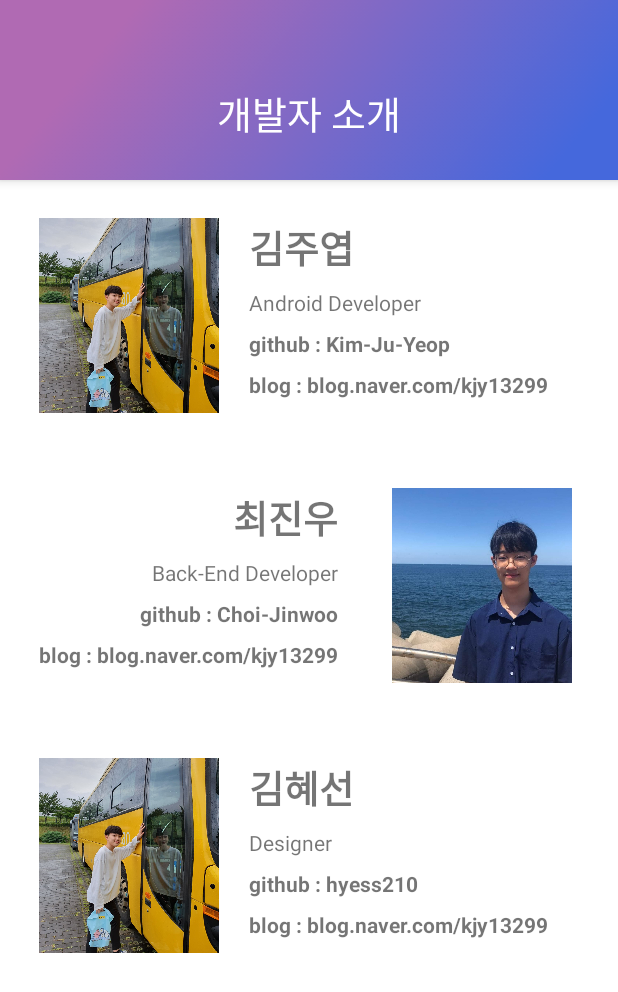
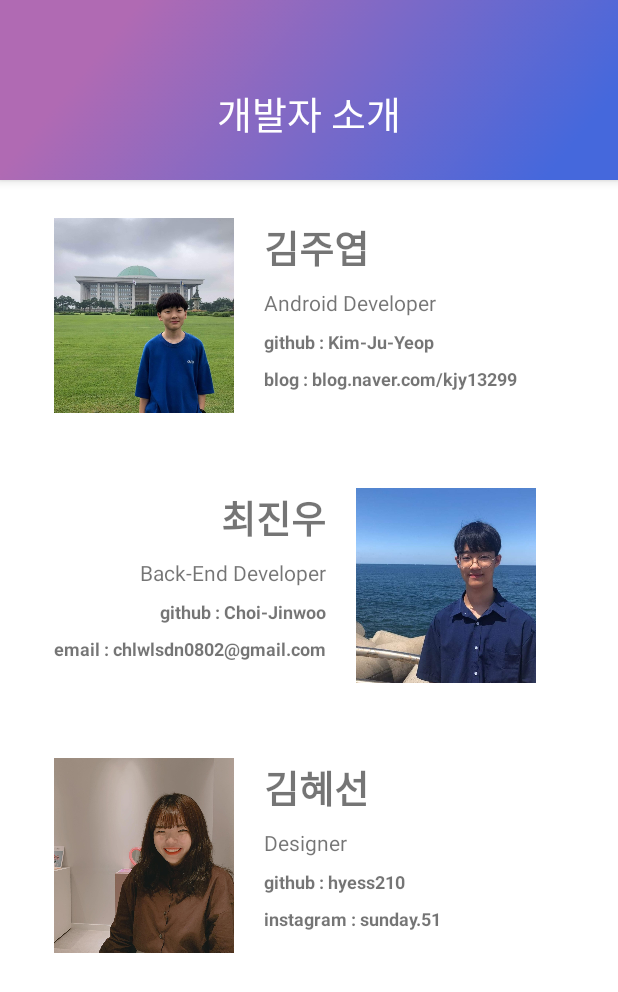
Before and after one commit to Kim-Ju-Yeop/Meals, an Android app: the DevActivity screen opened directly, with no data from a screen before it, on a phone screen of 412 x 824 dp. Shown: the top 992 px of the screen. Run offline under Robolectric (Android 15) with nearby library versions, the phone set to English and light mode, and no system bars.

Commit message:
오류 수정

```diff
--- a/Meals_Android/app/build.gradle
+++ b/Meals_Android/app/build.gradle
@@ -37,4 +37,6 @@ dependencies {
     //recycler view
     implementation 'com.android.support:cardview-v7:29.1.0'
     implementation 'com.android.support:recyclerview-v7:29.1.0'
+
+    implementation 'com.github.smarteist:autoimageslider:1.3.2-appcompat'
 }
--- a/Meals_Android/app/src/main/AndroidManifest.xml
+++ b/Meals_Android/app/src/main/AndroidManifest.xml
@@ -7,12 +7,11 @@
     <application
         android:allowBackup="true"
         android:icon="@drawable/meals_logo2"
-        android:label="밀수"
         android:networkSecurityConfig="@xml/network_security_config"
-        android:roundIcon="@mipmap/ic_launcher_round"
         android:supportsRtl="true"
         android:theme="@style/close">
-        <activity android:name=".Activity.DevActivity"></activity>
+        <activity android:name=".Activity.IntroduceActivity"></activity>
+        <activity android:name=".Activity.DevActivity" />
         <activity
             android:name=".Activity.MealsActivity"
             android:theme="@style/close" /> <!-- SchoolActivity -->
--- a/Meals_Android/app/src/main/java/org/techtown/project5/Activity/DevActivity.java
+++ b/Meals_Android/app/src/main/java/org/techtown/project5/Activity/DevActivity.java
@@ -1,5 +1,6 @@
 package org.techtown.project5.Activity;
 
+import android.content.Intent;
 import android.os.Bundle;
 
 import androidx.appcompat.app.AppCompatActivity;
@@ -13,4 +14,12 @@ public class DevActivity extends AppCompatActivity {
         super.onCreate(savedInstanceState);
         setContentView(R.layout.activity_dev);
     }
+
+    @Override
+    public void onBackPressed() {
+
+        Intent intent = new Intent(DevActivity.this, MealsActivity.class);
+        startActivity(intent);
+        overridePendingTransition(R.anim.slide_in_left, R.anim.slide_out_right);
+    }
 }
--- /dev/null
+++ b/Meals_Android/app/src/main/java/org/techtown/project5/Activity/IntroduceActivity.java
@@ -0,0 +1,16 @@
+package org.techtown.project5.Activity;
+
+import androidx.appcompat.app.AppCompatActivity;
+
+import android.os.Bundle;
+
+import org.techtown.project5.R;
+
+public class IntroduceActivity extends AppCompatActivity {
+
+    @Override
+    protected void onCreate(Bundle savedInstanceState) {
+        super.onCreate(savedInstanceState);
+        setContentView(R.layout.activity_introduce);
+    }
+}
--- a/Meals_Android/app/src/main/java/org/techtown/project5/Activity/SchoolActivity.java
+++ b/Meals_Android/app/src/main/java/org/techtown/project5/Activity/SchoolActivity.java
@@ -124,7 +124,10 @@ public class SchoolActivity extends AppCompatActivity {
         switch (item.getItemId()){
 
             case R.id.info:
-                Snackbar.make(getWindow().getDecorView().getRootView(), "밀수 애플리케이션의 설명 파트는 아직 준비 중입니다.", Snackbar.LENGTH_LONG).show();
+                Intent intent = new Intent(SchoolActivity.this, IntroduceActivity.class);
+                startActivity(intent);
+
+                overridePendingTransition(R.anim.slide_in_right, R.anim.slide_out_left);
         }
 
         return true;
--- a/Meals_Android/app/src/main/res/layout/activity_dev.xml
+++ b/Meals_Android/app/src/main/res/layout/activity_dev.xml
@@ -43,7 +43,7 @@
     </com.google.android.material.appbar.AppBarLayout>
 
     <LinearLayout
-        android:layout_width="360dp"
+        android:layout_width="340dp"
         android:layout_height="130dp"
         android:layout_gravity="center"
         android:layout_marginTop="25dp"
@@ -54,13 +54,13 @@
             android:layout_width="120dp"
             android:layout_height="wrap_content"
             android:scaleType="centerCrop"
-            app:srcCompat="@drawable/juyeop" />
+            app:srcCompat="@drawable/juyeop2" />
 
         <LinearLayout
             android:layout_width="match_parent"
             android:layout_height="match_parent"
-            android:orientation="vertical"
-            android:layout_marginLeft="20dp">
+            android:layout_marginLeft="20dp"
+            android:orientation="vertical">
 
             <TextView
                 android:id="@+id/textView5"
@@ -74,33 +74,33 @@
                 android:id="@+id/textView6"
                 android:layout_width="wrap_content"
                 android:layout_height="wrap_content"
+                android:layout_marginTop="8dp"
                 android:text="Android Developer"
-                android:textSize="14dp"
-                android:layout_marginTop="8dp"/>
+                android:textSize="14dp" />
 
             <TextView
                 android:id="@+id/textView8"
                 android:layout_width="wrap_content"
                 android:layout_height="wrap_content"
+                android:layout_marginTop="8dp"
                 android:text="github : Kim-Ju-Yeop"
-                android:textStyle="bold"
-                android:textSize="14dp"
-                android:layout_marginTop="8dp"/>
+                android:textSize="12dp"
+                android:textStyle="bold" />
 
             <TextView
                 android:id="@+id/textView9"
                 android:layout_width="wrap_content"
                 android:layout_height="wrap_content"
+                android:layout_marginTop="8dp"
                 android:text="blog : blog.naver.com/kjy13299"
-                android:textStyle="bold"
-                android:textSize="14dp"
-                android:layout_marginTop="8dp"/>
+                android:textSize="12dp"
+                android:textStyle="bold" />
         </LinearLayout>
     </LinearLayout>
 
 
     <LinearLayout
-        android:layout_width="360dp"
+        android:layout_width="340dp"
         android:layout_height="130dp"
         android:layout_gravity="center"
         android:layout_marginTop="50dp"
@@ -109,8 +109,8 @@
         <LinearLayout
             android:layout_width="wrap_content"
             android:layout_height="match_parent"
-            android:orientation="vertical"
-            android:layout_marginRight="36dp">
+            android:layout_marginRight="20dp"
+            android:orientation="vertical">
 
             <TextView
                 android:id="@+id/textView10"
@@ -125,43 +125,43 @@
                 android:id="@+id/textView11"
                 android:layout_width="wrap_content"
                 android:layout_height="wrap_content"
+                android:layout_gravity="right"
                 android:layout_marginTop="8dp"
                 android:text="Back-End Developer"
-                android:textSize="14dp"
-                android:layout_gravity="right"/>
+                android:textSize="14dp" />
 
             <TextView
                 android:id="@+id/textView"
                 android:layout_width="wrap_content"
                 android:layout_height="wrap_content"
+                android:layout_gravity="right"
                 android:layout_marginTop="8dp"
                 android:text="github : Choi-Jinwoo"
-                android:textSize="14dp"
-                android:textStyle="bold"
-                android:layout_gravity="right"/>
+                android:textSize="12dp"
+                android:textStyle="bold" />
 
             <TextView
                 android:id="@+id/textView13"
                 android:layout_width="wrap_content"
                 android:layout_height="wrap_content"
+                android:layout_gravity="right"
                 android:layout_marginTop="8dp"
-                android:text="blog : blog.naver.com/kjy13299"
-                android:textSize="14dp"
-                android:textStyle="bold"
-                android:layout_gravity="right"/>
+                android:text="email : chlwlsdn0802@gmail.com"
+                android:textSize="12dp"
+                android:textStyle="bold" />
         </LinearLayout>
 
         <ImageView
             android:id="@+id/imageView4"
             android:layout_width="120dp"
             android:layout_height="wrap_content"
+            android:layout_gravity="right"
             android:scaleType="centerCrop"
-            app:srcCompat="@drawable/jinu"
-            android:layout_gravity="right"/>
+            app:srcCompat="@drawable/jinu" />
     </LinearLayout>
 
     <LinearLayout
-        android:layout_width="360dp"
+        android:layout_width="340dp"
         android:layout_height="130dp"
         android:layout_gravity="center"
         android:layout_marginTop="50dp"
@@ -172,13 +172,13 @@
             android:layout_width="120dp"
             android:layout_height="wrap_content"
             android:scaleType="centerCrop"
-            app:srcCompat="@drawable/juyeop" />
+            app:srcCompat="@drawable/hyes" />
 
         <LinearLayout
             android:layout_width="match_parent"
             android:layout_height="match_parent"
-            android:orientation="vertical"
-            android:layout_marginLeft="20dp">
+            android:layout_marginLeft="20dp"
+            android:orientation="vertical">
 
             <TextView
                 android:id="@+id/textView56"
@@ -192,27 +192,27 @@
                 android:id="@+id/textView78"
                 android:layout_width="wrap_content"
                 android:layout_height="wrap_content"
+                android:layout_marginTop="8dp"
                 android:text="Designer"
-                android:textSize="14dp"
-                android:layout_marginTop="8dp"/>
+                android:textSize="14dp" />
 
             <TextView
                 android:id="@+id/textView89"
                 android:layout_width="wrap_content"
                 android:layout_height="wrap_content"
+                android:layout_marginTop="8dp"
                 android:text="github : hyess210"
-                android:textStyle="bold"
-                android:textSize="14dp"
-                android:layout_marginTop="8dp"/>
+                android:textSize="12dp"
+                android:textStyle="bold" />
 
             <TextView
                 android:id="@+id/textView98"
                 android:layout_width="wrap_content"
                 android:layout_height="wrap_content"
-                android:text="blog : blog.naver.com/kjy13299"
-                android:textStyle="bold"
-                android:textSize="14dp"
-                android:layout_marginTop="8dp"/>
+                android:layout_marginTop="8dp"
+                android:text="instagram : sunday.51"
+                android:textSize="12dp"
+                android:textStyle="bold" />
         </LinearLayout>
     </LinearLayout>
 
--- /dev/null
+++ b/Meals_Android/app/src/main/res/layout/activity_introduce.xml
@@ -0,0 +1,9 @@
+<?xml version="1.0" encoding="utf-8"?>
+<androidx.constraintlayout.widget.ConstraintLayout xmlns:android="http://schemas.android.com/apk/res/android"
+    xmlns:app="http://schemas.android.com/apk/res-auto"
+    xmlns:tools="http://schemas.android.com/tools"
+    android:layout_width="match_parent"
+    android:layout_height="match_parent"
+    tools:context=".Activity.IntroduceActivity">
+
+</androidx.constraintlayout.widget.ConstraintLayout>
--- a/Meals_Android/app/src/main/res/values/strings.xml
+++ b/Meals_Android/app/src/main/res/values/strings.xml
@@ -1,8 +1,3 @@
 <resources>
-    <string name="app_name">Project5</string>
-
-    <!-- TODO: Remove or change this placeholder text -->
-    <string name="hello_blank_fragment">Hello blank fragment</string>
-
-
+    <string name="app_name">밀수</string>
 </resources>
```
Also changed, not shown: Meals_Android/app/src/main/res/drawable/hyes.jpg (added), Meals_Android/app/src/main/res/drawable/juyeop2.jpg (added).
